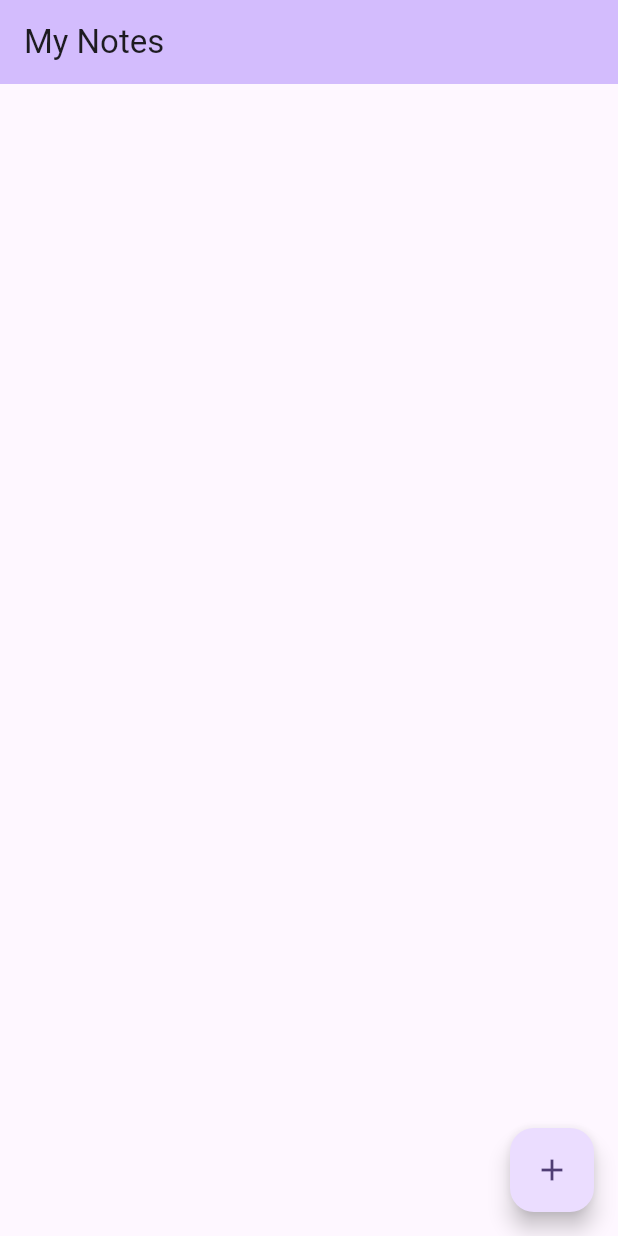
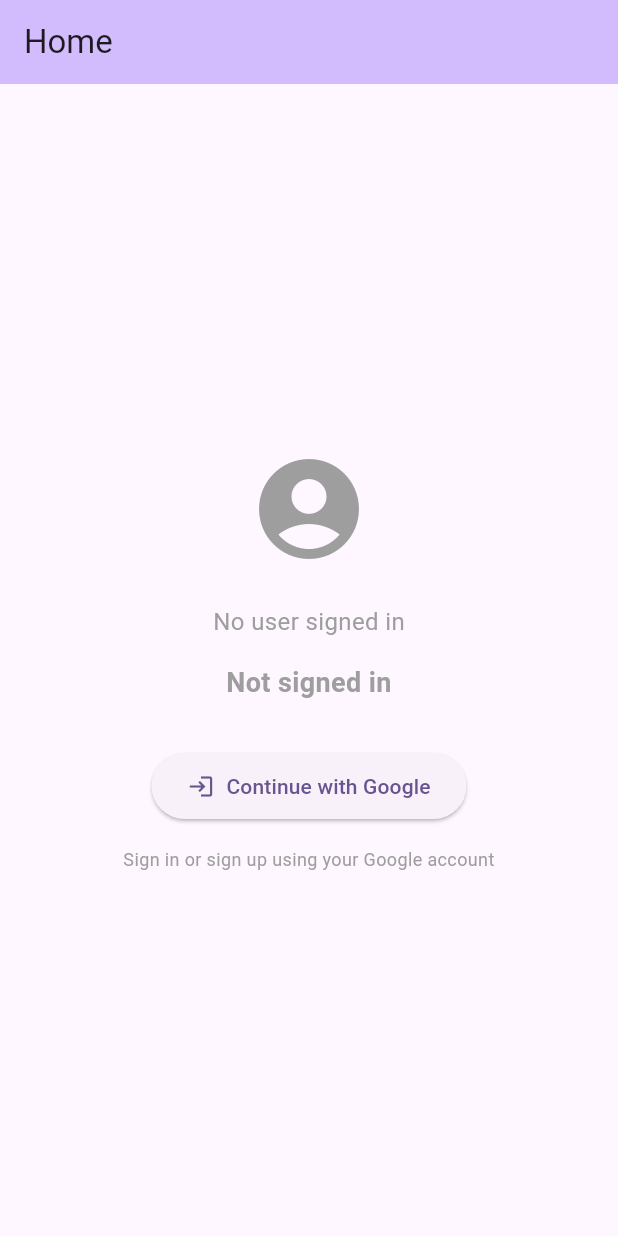
Before and after one commit to rohitbhagat0911/iot_app, a Flutter app: the screen it shows after launch, on a phone screen of 412 x 824 dp. Run offline on Flutter 3.47's test engine with Material 3 defaults, Android fonts, the phone set to English and light mode, and no system bars; our stand-ins replace google_sign_in, supabase_flutter; accounts and stored records are empty.

Commit message:
feat: sign in with google

```diff
--- a/lib/main.dart
+++ b/lib/main.dart
@@ -1,5 +1,7 @@
 import 'package:flutter/material.dart';
+import 'package:google_sign_in/google_sign_in.dart';
 import 'package:supabase_flutter/supabase_flutter.dart';
+import 'dart:async';
 
 void main() async {
   WidgetsFlutterBinding.ensureInitialized();
@@ -13,10 +15,10 @@ void main() async {
   runApp(const MyApp());
 }
 
-// stateless static themes
+final supabase = Supabase.instance.client;
+
 class MyApp extends StatelessWidget {
-  const MyApp({super.key}); // widget can be function or class
-  // stateless and stateless widget are thre
+  const MyApp({super.key});
 
   @override
   Widget build(BuildContext context) {
@@ -31,8 +33,6 @@ class MyApp extends StatelessWidget {
   }
 }
 
-// stateful
-
 class MyHomePage extends StatefulWidget {
   const MyHomePage({super.key, required this.title});
 
@@ -43,55 +43,187 @@ class MyHomePage extends StatefulWidget {
 }
 
 class _MyHomePageState extends State<MyHomePage> {
-  final _notesStream =
-      Supabase.instance.client.from('notes').stream(primaryKey: ['id']);
+  String? _userId;
+  bool _isSignedIn = false;
+  String _statusMessage = 'Not signed in';
+  bool _isLoading = false;
+
+  @override
+  void initState() {
+    super.initState();
+    supabase.auth.onAuthStateChange.listen((event) {
+      setState(() {
+        _userId = event.session?.user.id;
+        _isSignedIn = event.session != null;
+        if (_isSignedIn) {
+          _statusMessage = 'Successfully signed in';
+        }
+      });
+    });
+  }
+
+  Future<void> _signInWithGoogle() async {
+    setState(() {
+      _isLoading = true;
+      _statusMessage = 'Signing in...';
+    });
+
+    try {
+      const webClientId =
+          '351698344205-sib7nbt78viq1lbhhlli8foj8vcma4lg.apps.googleusercontent.com';
+      const iosClientId =
+          '351698344205-um6cmo203vt4omah5i60leaqov1dlb6a.apps.googleusercontent.com';
+
+      final GoogleSignIn signIn = GoogleSignIn.instance;
+
+      unawaited(signIn.initialize(
+          clientId: iosClientId, serverClientId: webClientId));
+
+      final googleAccount = await signIn.authenticate();
+
+      if (googleAccount == null) {
+        setState(() {
+          _statusMessage = 'Sign in canceled';
+          _isLoading = false;
+        });
+        return;
+      }
+
+      final googleAuthorization =
+          await googleAccount.authorizationClient.authorizationForScopes([]);
+      final googleAuthentication = googleAccount.authentication;
+      final idToken = googleAuthentication.idToken;
+      final accessToken = googleAuthorization?.accessToken;
+
+      if (idToken == null || accessToken == null) {
+        setState(() {
+          _statusMessage = 'Sign in failed: Missing tokens';
+          _isLoading = false;
+        });
+        return;
+      }
+
+      await supabase.auth.signInWithIdToken(
+        provider: OAuthProvider.google,
+        idToken: idToken,
+        accessToken: accessToken,
+      );
+
+      setState(() {
+        _isLoading = false;
+      });
+    } on GoogleSignInException catch (e) {
+      setState(() {
+        _isLoading = false;
+        if (e.code == GoogleSignInExceptionCode.canceled) {
+          _statusMessage = 'Authentication canceled';
+        } else {
+          _statusMessage = 'Authentication error: ${e.toString()}';
+        }
+      });
+    } catch (e) {
+      setState(() {
+        _isLoading = false;
+        _statusMessage = 'Authentication failed: $e';
+      });
+    }
+  }
+
+  Future<void> _signOut() async {
+    await supabase.auth.signOut();
+    await GoogleSignIn.instance.signOut();
+    setState(() {
+      _statusMessage = 'Signed out';
+    });
+  }
 
   @override
   Widget build(BuildContext context) {
     return Scaffold(
       appBar: AppBar(
+        title: Text(widget.title),
         backgroundColor: Theme.of(context).colorScheme.inversePrimary,
-        title: const Text('My Notes'),
       ),
-      body: StreamBuilder<List<Map<String, dynamic>>>(
-        stream: _notesStream,
-        builder: (context, snapshot) {
-          if (!snapshot.hasData) {
-            return const Center(child: CircularProgressIndicator());
-          }
-          final notes = snapshot.data!;
-          return ListView.builder(
-              itemCount: notes.length,
-              itemBuilder: (context, index) {
-                return ListTile(
-                  title: Text(notes[index]['body']),
-                );
-              });
-        },
-      ),
-      floatingActionButton: FloatingActionButton(
-        onPressed: () {
-          showDialog(
-            context: context,
-            builder: (context) {
-              return SimpleDialog(
-                title: const Text('Add a Note'),
-                contentPadding: const EdgeInsets.symmetric(horizontal: 20),
-                children: [
-                  TextFormField(
-                    onFieldSubmitted: (value) async {
-                      await Supabase.instance.client
-                          .from('notes')
-                          .insert({'body': value});
-                      Navigator.of(context).pop();
-                    },
+      body: Center(
+        child: Padding(
+          padding: const EdgeInsets.all(24.0),
+          child: Column(
+            mainAxisAlignment: MainAxisAlignment.center,
+            children: <Widget>[
+              Icon(
+                _isSignedIn ? Icons.check_circle : Icons.account_circle,
+                size: 80,
+                color: _isSignedIn ? Colors.green : Colors.grey,
+              ),
+              const SizedBox(height: 24),
+              if (_userId != null)
+                Text(
+                  'User ID: $_userId',
+                  style: const TextStyle(fontSize: 12, color: Colors.grey),
+                  textAlign: TextAlign.center,
+                )
+              else
+                const Text(
+                  'No user signed in',
+                  style: TextStyle(fontSize: 16, color: Colors.grey),
+                ),
+              const SizedBox(height: 16),
+              Text(
+                _statusMessage,
+                style: TextStyle(
+                  color: _isSignedIn
+                      ? Colors.green
+                      : _statusMessage.contains('canceled')
+                          ? Colors.orange
+                          : _statusMessage.contains('failed') ||
+                                  _statusMessage.contains('error')
+                              ? Colors.red
+                              : Colors.grey,
+                  fontSize: 18,
+                  fontWeight: FontWeight.bold,
+                ),
+                textAlign: TextAlign.center,
+              ),
+              const SizedBox(height: 32),
+              if (!_isSignedIn)
+                Column(
+                  children: [
+                    ElevatedButton.icon(
+                      onPressed: _isLoading ? null : _signInWithGoogle,
+                      icon: _isLoading
+                          ? const SizedBox(
+                              width: 20,
+                              height: 20,
+                              child: CircularProgressIndicator(strokeWidth: 2),
+                            )
+                          : const Icon(Icons.login),
+                      label: const Text('Continue with Google'),
+                      style: ElevatedButton.styleFrom(
+                        padding: const EdgeInsets.symmetric(
+                            horizontal: 24, vertical: 12),
+                      ),
+                    ),
+                    const SizedBox(height: 16),
+                    const Text(
+                      'Sign in or sign up using your Google account',
+                      style: TextStyle(fontSize: 12, color: Colors.grey),
+                      textAlign: TextAlign.center,
+                    ),
+                  ],
+                )
+              else
+                ElevatedButton.icon(
+                  onPressed: _signOut,
+                  icon: const Icon(Icons.logout),
+                  label: const Text('Sign Out'),
+                  style: ElevatedButton.styleFrom(
+                    padding: const EdgeInsets.symmetric(
+                        horizontal: 24, vertical: 12),
                   ),
-                ],
-              );
-            },
-          );
-        },
-        child: const Icon(Icons.add),
+                ),
+            ],
+          ),
+        ),
       ),
     );
   }
--- a/pubspec.yaml
+++ b/pubspec.yaml
@@ -11,8 +11,11 @@ environment:
 dependencies:
   flutter:
     sdk: flutter
-  supabase_flutter: ^2.10.1
+  supabase_flutter: ^2.10.3
   cupertino_icons: ^1.0.8
+  flutter_secure_storage: ^9.2.4
+  font_awesome_flutter: ^10.10.0
+  google_sign_in: ^7.2.0
 
 dev_dependencies:
   flutter_test:
```
Also changed, not shown: pubspec.lock, 6 other files.
